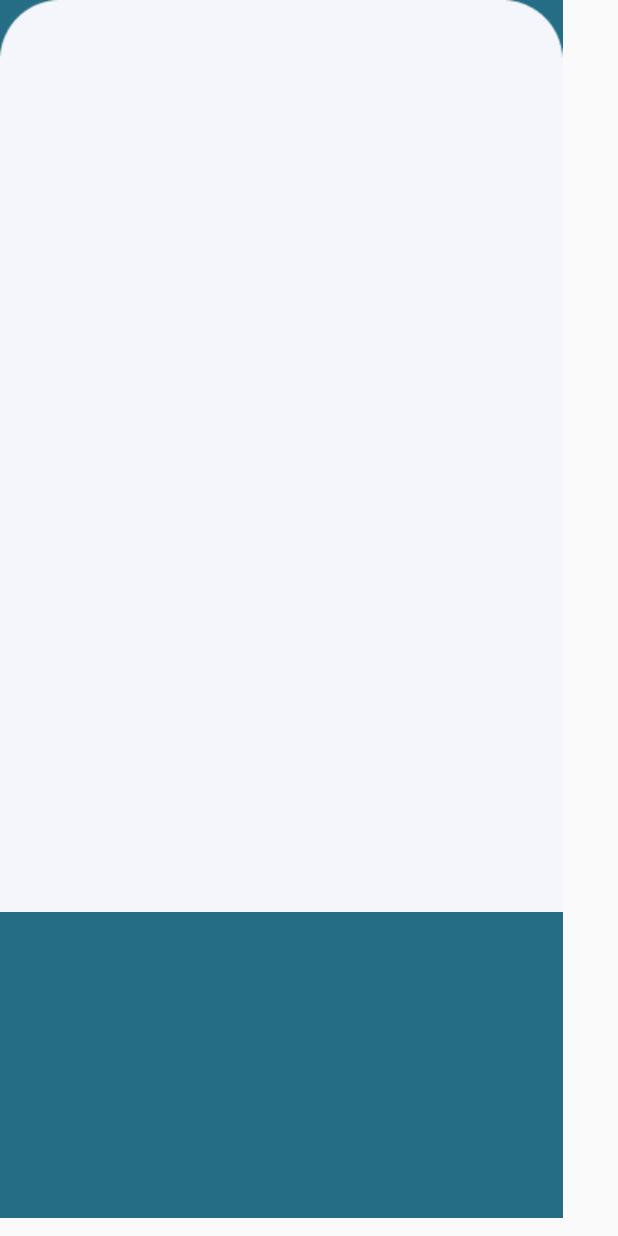
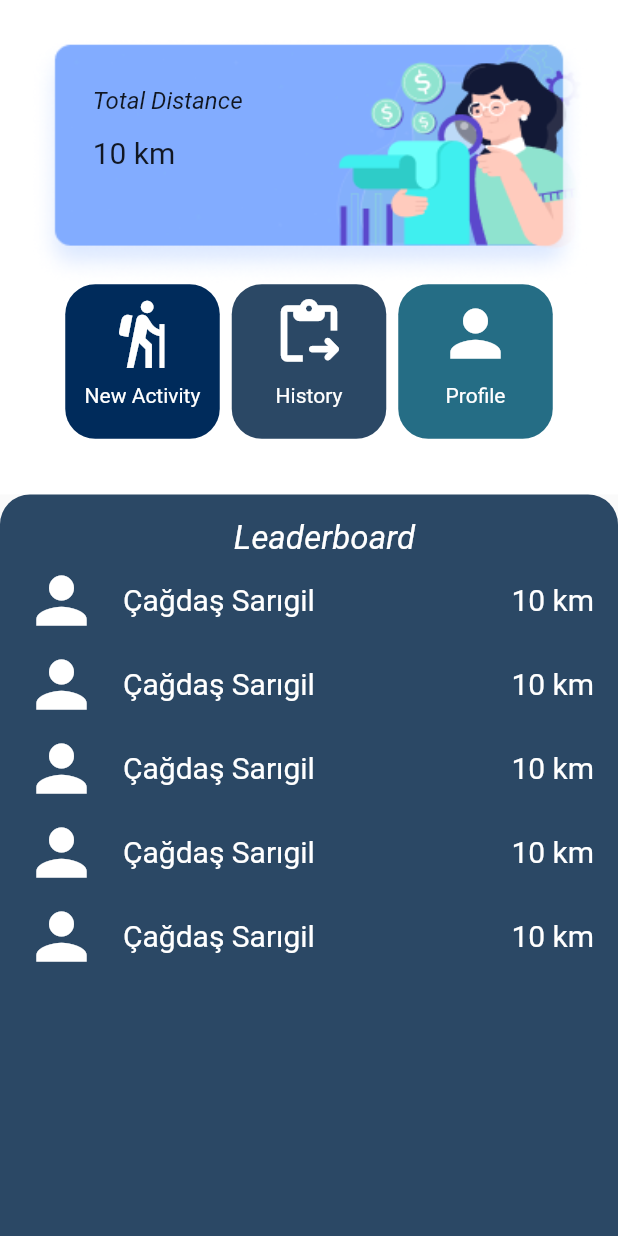
Before and after one commit to Cagdassrgl/WalkWin, a Flutter app: the DashBoard screen opened directly, on a phone screen of 412 x 824 dp. Run offline on Flutter 3.47's test engine with Material 2 defaults, Android fonts, the light colour scheme and no system bars; our stand-ins replace cloud_firestore, firebase_auth, firebase_core, flutter_easyloading, fluttertoast, get; accounts and stored records are empty.

Commit message:
dashboard design

```diff
--- /dev/null
+++ b/lib/core/components/dashboard/pageBottom/leaderboard.dart
@@ -0,0 +1,68 @@
+import 'package:flutter/material.dart';
+import 'package:walk_win/core/constants/app_consts.dart';
+
+class Leaderboard {
+  static Widget leaderBoard(Size size) {
+    return Container(
+      alignment: Alignment.topLeft,
+      width: double.infinity,
+      height: size.height * 0.6,
+      decoration: BoxDecoration(
+        color: AppColor.secondColor,
+        borderRadius: const BorderRadius.only(
+          topLeft: Radius.circular(20),
+          topRight: Radius.circular(20),
+        ),
+      ),
+      child: Column(
+        mainAxisAlignment: MainAxisAlignment.start,
+        children: [
+          Padding(
+            padding: EdgeInsets.only(
+                left: size.width * 0.05, top: size.height * 0.02),
+            child: const Text(
+              "Leaderboard",
+              textAlign: TextAlign.left,
+              style: TextStyle(
+                color: Colors.white,
+                fontSize: 22,
+                fontStyle: FontStyle.italic,
+              ),
+            ),
+          ),
+          SingleChildScrollView(
+            scrollDirection: Axis.vertical,
+            child: ListView.builder(
+              scrollDirection: Axis.vertical,
+              shrinkWrap: true,
+              itemCount: 5,
+              itemBuilder: (context, index) {
+                return const ListTile(
+                  leading: Icon(
+                    Icons.person,
+                    size: 50,
+                    color: Colors.white,
+                  ),
+                  trailing: Text(
+                    "10 km",
+                    style: TextStyle(
+                      color: Colors.white,
+                      fontSize: 20,
+                    ),
+                  ),
+                  title: Text(
+                    "Çağdaş Sarıgil",
+                    style: TextStyle(
+                      color: Colors.white,
+                      fontSize: 20,
+                    ),
+                  ),
+                );
+              },
+            ),
+          )
+        ],
+      ),
+    );
+  }
+}
--- /dev/null
+++ b/lib/core/components/dashboard/pageCenter/history.dart
@@ -0,0 +1,40 @@
+import 'package:flutter/cupertino.dart';
+import 'package:flutter/material.dart';
+import 'package:walk_win/core/constants/app_consts.dart';
+
+class History {
+  static Widget button(Size size) {
+    return //History
+        GestureDetector(
+      onTap: () {},
+      child: Container(
+        width: size.width * 0.25,
+        height: size.width * 0.25,
+        decoration: BoxDecoration(
+          color: AppColor.secondColor,
+          borderRadius: BorderRadius.circular(
+            20,
+          ),
+        ),
+        child: Column(
+          children: const [
+            Padding(
+              padding: EdgeInsets.all(8.0),
+              child: Icon(
+                Icons.content_paste_go_rounded,
+                color: Colors.white,
+                size: 50,
+              ),
+            ),
+            Text(
+              "History",
+              style: TextStyle(
+                color: Colors.white,
+              ),
+            ),
+          ],
+        ),
+      ),
+    );
+  }
+}
--- /dev/null
+++ b/lib/core/components/dashboard/pageCenter/new_activity.dart
@@ -0,0 +1,39 @@
+import 'package:flutter/material.dart';
+import 'package:walk_win/core/constants/app_consts.dart';
+
+class NewActivity {
+  static Widget button(Size size) {
+    return //New Activity
+        GestureDetector(
+      onTap: () {},
+      child: Container(
+        width: size.width * 0.25,
+        height: size.width * 0.25,
+        decoration: BoxDecoration(
+          color: AppColor.firstColor,
+          borderRadius: BorderRadius.circular(
+            20,
+          ),
+        ),
+        child: Column(
+          children: const [
+            Padding(
+              padding: EdgeInsets.all(8.0),
+              child: Icon(
+                Icons.hiking,
+                color: Colors.white,
+                size: 50,
+              ),
+            ),
+            Text(
+              "New Activity",
+              style: TextStyle(
+                color: Colors.white,
+              ),
+            ),
+          ],
+        ),
+      ),
+    );
+  }
+}
--- /dev/null
+++ b/lib/core/components/dashboard/pageCenter/profile.dart
@@ -0,0 +1,39 @@
+import 'package:flutter/cupertino.dart';
+import 'package:flutter/material.dart';
+import 'package:walk_win/core/constants/app_consts.dart';
+
+class Profile {
+  static Widget button(Size size) {
+    return GestureDetector(
+      onTap: () {},
+      child: Container(
+        width: size.width * 0.25,
+        height: size.width * 0.25,
+        decoration: BoxDecoration(
+          color: AppColor.thirdColor,
+          borderRadius: BorderRadius.circular(
+            20,
+          ),
+        ),
+        child: Column(
+          children: const [
+            Padding(
+              padding: EdgeInsets.all(8.0),
+              child: Icon(
+                Icons.person,
+                color: Colors.white,
+                size: 50,
+              ),
+            ),
+            Text(
+              "Profile",
+              style: TextStyle(
+                color: Colors.white,
+              ),
+            ),
+          ],
+        ),
+      ),
+    );
+  }
+}
--- /dev/null
+++ b/lib/core/components/dashboard/pageTop/user_info.dart
@@ -0,0 +1,40 @@
+import 'package:flutter/material.dart';
+
+class UserInfo {
+  static Widget user(Size size) {
+    return Padding(
+      padding: EdgeInsets.only(top: size.height * 0.03),
+      child: Stack(
+        children: [
+          Image.asset(
+            "assets/dashboard/center.png",
+            width: size.width * 0.9,
+            height: size.height * 0.2,
+            fit: BoxFit.fill,
+          ),
+          Positioned(
+            top: size.height * 0.04,
+            left: size.width * 0.1,
+            child: const Text(
+              "Total Distance",
+              style: TextStyle(
+                fontSize: 16,
+                fontStyle: FontStyle.italic,
+              ),
+            ),
+          ),
+          Positioned(
+            top: size.height * 0.08,
+            left: size.width * 0.1,
+            child: const Text(
+              "10 km",
+              style: TextStyle(
+                fontSize: 20,
+              ),
+            ),
+          ),
+        ],
+      ),
+    );
+  }
+}
--- a/lib/core/constants/app_consts.dart
+++ b/lib/core/constants/app_consts.dart
@@ -3,6 +3,10 @@ import 'package:flutter/material.dart';
 class AppColor {
   static Color buttonColor = const Color.fromARGB(255, 0, 43, 91);
   static Color textButtonColor = const Color.fromARGB(255, 37, 109, 133);
+  static Color firstColor = const Color.fromARGB(255, 0, 43, 91);
+  static Color secondColor = const Color.fromARGB(255, 43, 72, 101);
+  static Color thirdColor = const Color.fromARGB(255, 37, 109, 133);
+  static Color fourthColor = const Color.fromARGB(255, 143, 227, 207);
 }
 
 class FirebaseErrorCode {
--- a/lib/pages/dashboard/dashboard_view.dart
+++ b/lib/pages/dashboard/dashboard_view.dart
@@ -1,30 +1,47 @@
 import 'package:flutter/material.dart';
+import 'package:walk_win/core/components/dashboard/pageCenter/history.dart';
+import 'package:walk_win/core/components/dashboard/pageCenter/new_activity.dart';
+import 'package:walk_win/core/components/dashboard/pageCenter/profile.dart';
+import 'package:walk_win/core/components/dashboard/pageBottom/leaderboard.dart';
+import 'package:walk_win/core/components/dashboard/pageTop/user_info.dart';
 
 class DashBoard extends StatelessWidget {
   const DashBoard({super.key});
 
   @override
   Widget build(BuildContext context) {
+    Size size = MediaQuery.of(context).size;
     return Scaffold(
-      body: SingleChildScrollView(
-        scrollDirection: Axis.vertical,
-        child: Wrap(
-          children: [
-            Stack(
+      body: Column(
+        children: [
+          Container(
+            width: double.infinity,
+            height: size.height * 0.4,
+            color: Colors.white,
+            child: Column(
+              mainAxisAlignment: MainAxisAlignment.start,
               children: [
-                Image.asset(
-                  "assets/dashboard/top.png",
-                ),
-                Image.asset(
-                  "assets/dashboard/center.png",
-                ),
-                Image.asset(
-                  "assets/dashboard/bottom.png",
+                UserInfo.user(size),
+                Row(
+                  mainAxisAlignment: MainAxisAlignment.center,
+                  children: [
+                    NewActivity.button(size),
+                    const SizedBox(
+                      width: 8,
+                    ),
+                    History.button(size),
+                    const SizedBox(
+                      width: 8,
+                    ),
+                    //Profile
+                    Profile.button(size),
+                  ],
                 ),
               ],
-            )
-          ],
-        ),
+            ),
+          ),
+          Leaderboard.leaderBoard(size),
+        ],
       ),
     );
   }
--- /dev/null
+++ b/lib/pages/dashboard/dashboard_view_model.dart
@@ -0,0 +1,3 @@
+import 'package:get/get.dart';
+
+class DashboardViewModel extends GetxController {}
--- a/lib/pages/login/login_view.dart
+++ b/lib/pages/login/login_view.dart
@@ -4,8 +4,8 @@ import 'package:walk_win/core/components/buttons/custom_button.dart';
 import 'package:walk_win/core/components/customTextField/custom_text_form_field.dart';
 import 'package:walk_win/core/constants/app_consts.dart';
 import 'package:walk_win/core/services/firebase_authentication.dart';
+import 'package:walk_win/pages/dashboard/dashboard_view.dart';
 import 'package:walk_win/pages/login/login_view_model.dart';
-import 'package:walk_win/pages/map/map_view.dart';
 import 'package:walk_win/pages/register/register_view.dart';
 
 final loginGlobalKey = GlobalKey<FormState>();
@@ -30,9 +30,9 @@ class Login extends StatelessWidget {
                 "assets/images/login_top.png",
                 width: double.infinity,
               ),
-              const Padding(
-                padding: EdgeInsets.only(left: 30),
-                child: Text(
+              Padding(
+                padding: EdgeInsets.only(left: size.width * 0.1),
+                child: const Text(
                   "Login Details",
                   style: TextStyle(
                     fontSize: 20,
@@ -51,7 +51,8 @@ class Login extends StatelessWidget {
                 },
                 icon: const Icon(Icons.mail),
                 iconInfoisValid: true,
-                padding: const EdgeInsets.fromLTRB(40, 50, 40, 20),
+                padding: EdgeInsets.fromLTRB(size.width * 0.10,
+                    size.height * 0.02, size.width * 0.10, size.height * 0.01),
               ),
               RadiusTextFormField(
                 validator: (value) {
@@ -65,10 +66,12 @@ class Login extends StatelessWidget {
                 obsecureText: true,
                 icon: const Icon(Icons.password),
                 iconInfoisValid: true,
-                padding: const EdgeInsets.fromLTRB(40, 20, 40, 10),
+                padding: EdgeInsets.fromLTRB(size.width * 0.10,
+                    size.height * 0.02, size.width * 0.10, size.height * 0.01),
               ),
               Padding(
-                padding: const EdgeInsets.only(left: 300, bottom: 30),
+                padding: EdgeInsets.only(
+                    left: size.width * 0.6, bottom: size.width * 0.01),
                 child: TextButton(
                   onPressed: () {},
                   child: Text(
@@ -91,7 +94,7 @@ class Login extends StatelessWidget {
                         .signIn(viewModel.email.text, viewModel.password.text)
                         .then((value) {
                       if (value != null) {
-                        Get.offAll(const MapPage());
+                        Get.offAll(const DashBoard());
                       }
                     });
                   },
@@ -99,7 +102,8 @@ class Login extends StatelessWidget {
               ),
               Center(
                 child: Padding(
-                  padding: const EdgeInsets.fromLTRB(40, 20, 40, 0),
+                  padding: EdgeInsets.fromLTRB(size.width * 0.20,
+                      size.height * 0.02, size.width * 0.20, 0),
                   child: TextButton(
                     child: Text(
                       "Don't have an account? Register",
```
Also changed, not shown: assets/dashboard/Group (2).png (deleted), assets/dashboard/activitiesDetails.png (deleted), assets/dashboard/bottom.png (deleted), assets/dashboard/newActivity.png (deleted), assets/dashboard/top.png (deleted), assets/dashboard/userBackground.png (deleted), assets/images/login_bottom.png (deleted), assets/images/walking.gif (deleted), 1 other file.
